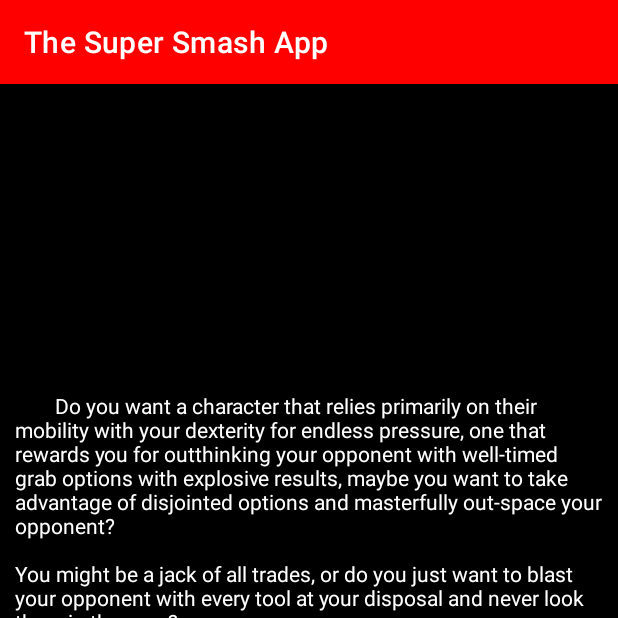
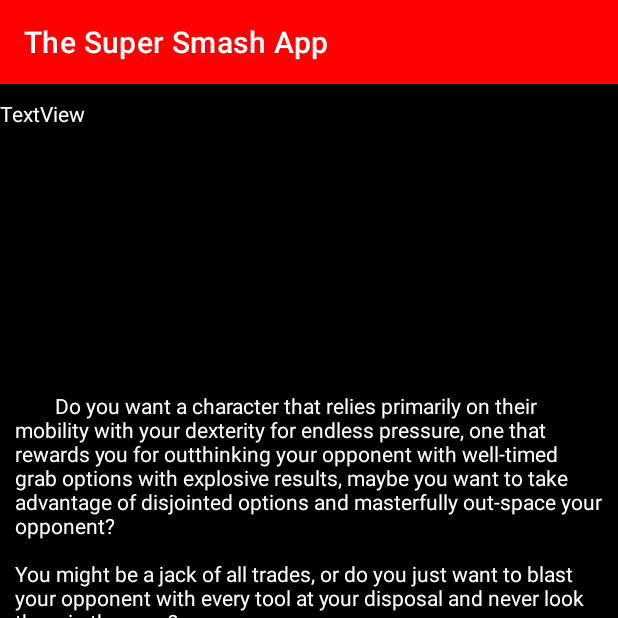
Before and after one commit to TravisKoz/capstone_theSuperSmashApp, an Android app: the fragment PlaystyleFragment1 shown on its own in the app's theme, on a phone screen of 412 x 824 dp, the top half of it. Run offline under Robolectric (Android 15) with nearby library versions, the phone set to English and light mode, and no system bars.

```diff
--- a/app/src/main/java/edu/cvtc/myapplication/FighterDetailsActivity.java
+++ b/app/src/main/java/edu/cvtc/myapplication/FighterDetailsActivity.java
@@ -58,7 +58,7 @@ public class FighterDetailsActivity extends AppCompatActivity {
 
         mDbOpenHelper = new SuperSmashOpenHelper(this);
 
-        // Get the inter passed into the activity
+        // Get the intent passed into the activity
         Intent intent = getIntent();
         mFighterID = intent.getIntExtra(FIGHTER_ID, ID_NOT_SET);
 
--- a/app/src/main/res/layout/fragment_playstyle1.xml
+++ b/app/src/main/res/layout/fragment_playstyle1.xml
@@ -55,6 +55,13 @@
         android:layout_marginBottom="20dp"
         android:text="I want to throw so many projectiles that it becomes a one-player game." />
 
+    <TextView
+        android:id="@+id/textView3"
+        android:layout_width="wrap_content"
+        android:layout_height="wrap_content"
+        android:layout_marginTop="10dp"
+        android:textColor="@color/white"
+        android:text="TextView" />
 
 
 </FrameLayout>
```
Also changed, not shown: app/src/main/java/edu/cvtc/myapplication/PlayStyleActivity.java (+118 -0 lines), app/src/main/java/edu/cvtc/myapplication/PlaystyleFragment1.java (+8 -0 lines).
